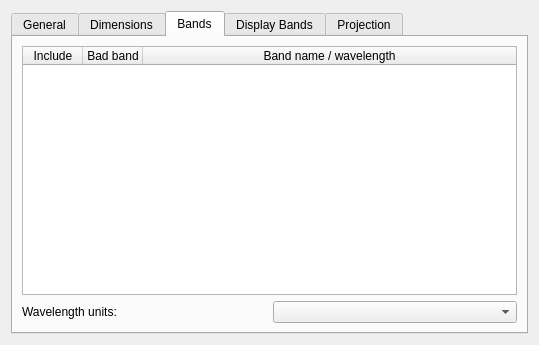
Ehlmann-research-group/WISER, file src/wiser/gui/ui_files/save_dataset_advanced_details.ui: the form before one commit.
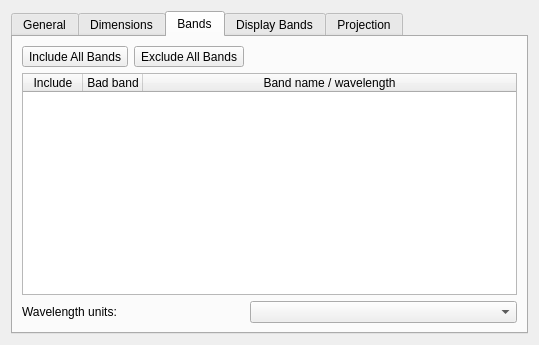
The form after the commit. The open tabs and pages were chosen to show the change.

Commit message:
More progress on advanced-save functionality
The advanced-save UI basically contains everything it needs to contain
by now.

Also implemented the bulk of the advanced-config validation code to make
sure users don't make mistakes.

What changed in the file:
```diff
--- a/src/wiser/gui/ui_files/save_dataset_advanced_details.ui
+++ b/src/wiser/gui/ui_files/save_dataset_advanced_details.ui
@@ -278,20 +278,17 @@
        <string>Bands</string>
       </attribute>
       <layout class="QGridLayout" name="gridLayout_2">
-       <item row="1" column="0">
-        <widget class="QLabel" name="lbl_wavelength_units">
+       <item row="0" column="0">
+        <widget class="QToolButton" name="tbtn_include_all_bands">
          <property name="text">
-          <string>Wavelength units:</string>
-         </property>
-         <property name="buddy">
-          <cstring>cbox_wavelength_units</cstring>
+          <string>Include All Bands</string>
          </property>
         </widget>
        </item>
-       <item row="1" column="1">
+       <item row="2" column="2">
         <widget class="QComboBox" name="cbox_wavelength_units"/>
        </item>
-       <item row="0" column="0" colspan="2">
+       <item row="1" column="0" colspan="3">
         <widget class="QTableWidget" name="tbl_bands">
          <property name="columnCount">
           <number>3</number>
@@ -322,6 +319,23 @@
          </column>
         </widget>
        </item>
+       <item row="2" column="0">
+        <widget class="QLabel" name="lbl_wavelength_units">
+         <property name="text">
+          <string>Wavelength units:</string>
+         </property>
+         <property name="buddy">
+          <cstring>cbox_wavelength_units</cstring>
+         </property>
+        </widget>
+       </item>
+       <item row="0" column="1">
+        <widget class="QToolButton" name="tbtn_exclude_all_bands">
+         <property name="text">
+          <string>Exclude All Bands</string>
+         </property>
+        </widget>
+       </item>
       </layout>
      </widget>
      <widget class="QWidget" name="tab">
```
Left out of the diff: 4 changed lines with no effect on the pictures. The commit also changes 4 other files.
